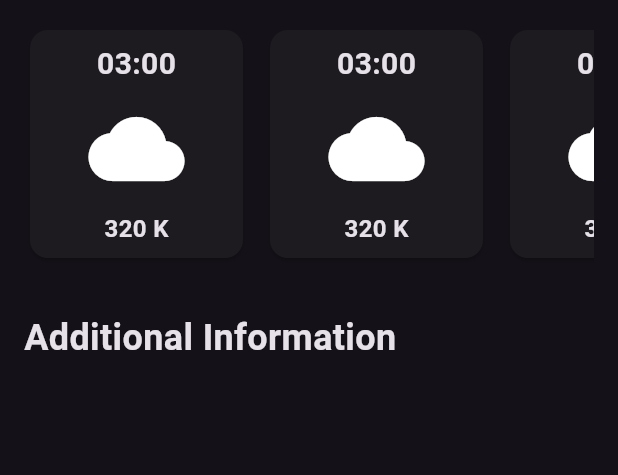
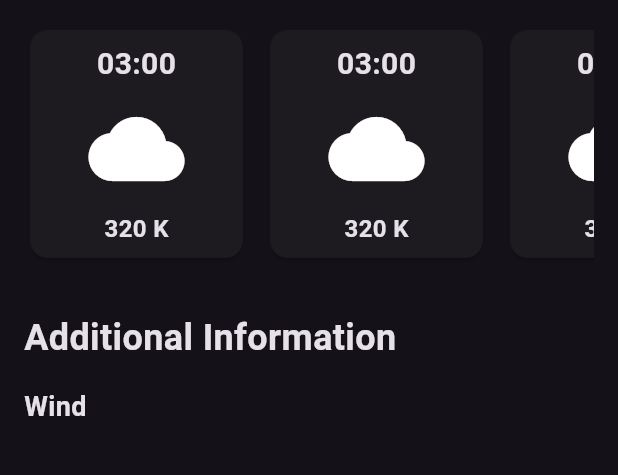
Before and after one commit to Aamishsn/flutter-weatherApp, a Flutter app: the screen it shows after launch, on a phone screen of 412 x 824 dp, the part 531-1006 px from its top. Run offline on Flutter 3.47's test engine with Material 3 defaults, Android fonts, the phone set to English and light mode, and no system bars.

Commit message:
041124-1

```diff
--- a/lib/weather_app.dart
+++ b/lib/weather_app.dart
@@ -120,6 +120,18 @@ class WeatherApp extends StatelessWidget {
               const SizedBox(
                 height: 16,
               ),
+
+             const Column(
+                children: [
+                  Text(
+                    "Wind",
+                    style: TextStyle(
+                      fontSize: 18,
+                      fontWeight: FontWeight.bold,
+                    ),
+                )
+                ]
+             ),
             ],
           ),
         ),
```
